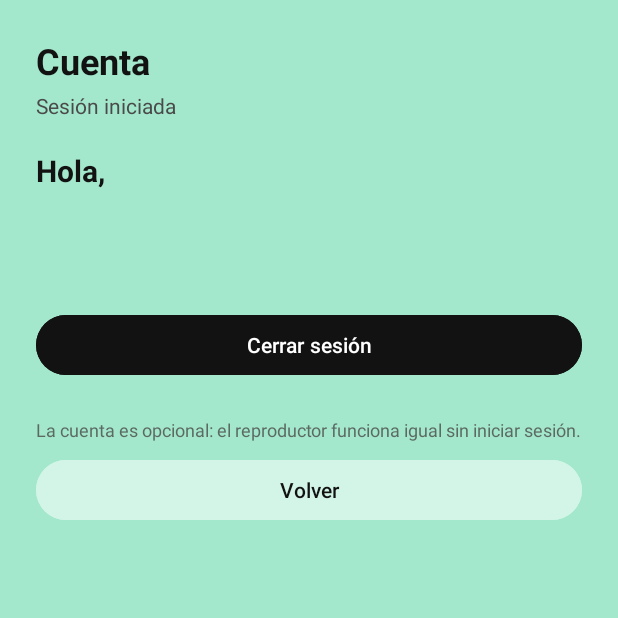
After one commit to Calli2500/App-Movil, an Android app: the AccountActivity screen opened directly, with no data from a screen before it, on a phone screen of 412 x 824 dp, the top half of it. The commit adds this screen. Run offline under Robolectric (Android 15) with nearby library versions, the phone set to English and light mode, and no system bars; our stand-ins replace Firebase (no records; nobody signed in at launch, a user with empty details on screens opened directly); 1 statement that could not run was skipped.

Commit message:
Septimo push, cuentas a fuerzas

```diff
--- a/app/build.gradle.kts
+++ b/app/build.gradle.kts
@@ -1,5 +1,6 @@
 plugins {
     alias(libs.plugins.android.application)
+    alias(libs.plugins.google.services)
 }
 
 android {
@@ -42,4 +43,7 @@ dependencies {
     androidTestImplementation(libs.androidx.junit)
     implementation(libs.androidlame)
     implementation(libs.androidx.media)
+    implementation(platform(libs.firebase.bom))
+    implementation(libs.firebase.auth)
+    implementation(libs.firebase.firestore)
 }
--- a/app/src/main/AndroidManifest.xml
+++ b/app/src/main/AndroidManifest.xml
@@ -74,6 +74,11 @@
             android:name=".FavoritesActivity"
             android:exported="false"
             android:windowSoftInputMode="adjustResize" />
+
+        <activity
+            android:name=".AccountActivity"
+            android:exported="false"
+            android:windowSoftInputMode="adjustResize" />
     </application>
 
 
--- /dev/null
+++ b/app/src/main/java/com/example/cuicatl/AccountActivity.kt
@@ -0,0 +1,208 @@
+package com.example.cuicatl
+
+import android.os.Bundle
+import android.util.Patterns
+import android.view.View
+import android.widget.Button
+import android.widget.LinearLayout
+import android.widget.ProgressBar
+import android.widget.TextView
+import androidx.appcompat.app.AppCompatActivity
+import com.google.android.material.snackbar.Snackbar
+import com.google.android.material.textfield.TextInputEditText
+import com.google.firebase.FirebaseNetworkException
+import com.google.firebase.auth.FirebaseAuth
+import com.google.firebase.auth.FirebaseAuthInvalidCredentialsException
+import com.google.firebase.auth.FirebaseAuthInvalidUserException
+import com.google.firebase.auth.FirebaseAuthUserCollisionException
+import com.google.firebase.firestore.FirebaseFirestore
+
+/**
+ * Cuenta opcional (Lab 10): registro e inicio de sesión con Firebase Authentication
+ * y perfil guardado en Cloud Firestore (colección "Customer", un documento por usuario).
+ */
+class AccountActivity : AppCompatActivity() {
+
+    private val auth by lazy { FirebaseAuth.getInstance() }
+    private val db by lazy { FirebaseFirestore.getInstance() }
+
+    private var modoRegistro = false
+
+    private lateinit var root: View
+    private lateinit var tvSubtitulo: TextView
+    private lateinit var grupoForm: LinearLayout
+    private lateinit var grupoPerfil: LinearLayout
+    private lateinit var grupoSesion: LinearLayout
+    private lateinit var progreso: ProgressBar
+    private lateinit var btnAccion: Button
+    private lateinit var btnAlternar: Button
+
+    private lateinit var etNombre: TextInputEditText
+    private lateinit var etCiudad: TextInputEditText
+    private lateinit var etPais: TextInputEditText
+    private lateinit var etTelefono: TextInputEditText
+    private lateinit var etCorreo: TextInputEditText
+    private lateinit var etClave: TextInputEditText
+
+    private lateinit var tvHola: TextView
+    private lateinit var tvCorreoSesion: TextView
+    private lateinit var tvDetalle: TextView
+
+    override fun onCreate(savedInstanceState: Bundle?) {
+        ThemeHelper.aplicar(this)
+        super.onCreate(savedInstanceState)
+        setContentView(R.layout.activity_account)
+
+        root = findViewById(R.id.content_root_account)
+        root.applySystemBarInsets()
+
+        tvSubtitulo = findViewById(R.id.tvAccountSubtitle)
+        grupoForm = findViewById(R.id.grupoForm)
+        grupoPerfil = findViewById(R.id.grupoPerfil)
+        grupoSesion = findViewById(R.id.grupoSesion)
+        progreso = findViewById(R.id.progresoCuenta)
+        btnAccion = findViewById(R.id.btnAccion)
+        btnAlternar = findViewById(R.id.btnAlternar)
+
+        etNombre = findViewById(R.id.etNombre)
+        etCiudad = findViewById(R.id.etCiudad)
+        etPais = findViewById(R.id.etPais)
+        etTelefono = findViewById(R.id.etTelefono)
+        etCorreo = findViewById(R.id.etCorreo)
+        etClave = findViewById(R.id.etClave)
+
+        tvHola = findViewById(R.id.tvHola)
+        tvCorreoSesion = findViewById(R.id.tvCorreoSesion)
+        tvDetalle = findViewById(R.id.tvDetalle)
+
+        btnAccion.setOnClickListener { if (modoRegistro) registrar() else iniciarSesion() }
+        btnAlternar.setOnClickListener {
+            modoRegistro = !modoRegistro
+            mostrarFormulario()
+        }
+        findViewById<Button>(R.id.btnCerrarSesion).setOnClickListener {
+            auth.signOut()
+            etClave.setText("")
+            modoRegistro = false
+            mostrarFormulario()
+        }
+        findViewById<Button>(R.id.btnVolverCuenta).setOnClickListener { finish() }
+
+        // La sesión de Firebase persiste sola entre aperturas de la app
+        if (auth.currentUser != null) mostrarSesion() else mostrarFormulario()
+    }
+
+    // ---------- Vistas ----------
+
+    private fun mostrarFormulario() {
+        grupoSesion.visibility = View.GONE
+        grupoForm.visibility = View.VISIBLE
+        grupoPerfil.visibility = if (modoRegistro) View.VISIBLE else View.GONE
+        tvSubtitulo.setText(if (modoRegistro) R.string.acct_subtitle_register else R.string.acct_subtitle_login)
+        btnAccion.setText(if (modoRegistro) R.string.acct_btn_register else R.string.acct_btn_login)
+        btnAlternar.setText(if (modoRegistro) R.string.acct_switch_to_login else R.string.acct_switch_to_register)
+        cargando(false)
+    }
+
+    private fun mostrarSesion() {
+        val user = auth.currentUser ?: return mostrarFormulario()
+        grupoForm.visibility = View.GONE
+        grupoSesion.visibility = View.VISIBLE
+        tvSubtitulo.setText(R.string.acct_subtitle_session)
+        tvHola.text = getString(R.string.acct_hello, user.email ?: "")
+        tvCorreoSesion.text = user.email ?: ""
+        tvDetalle.text = ""
+
+        // Lectura del perfil guardado en Firestore (documento con el UID del usuario)
+        db.collection(COLECCION).document(user.uid).get()
+            .addOnSuccessListener { doc ->
+                if (doc.exists()) {
+                    val nombre = doc.getString("Name").orEmpty()
+                    if (nombre.isNotBlank()) tvHola.text = getString(R.string.acct_hello, nombre)
+                    if (nombre.isNotBlank() && user.displayName != nombre) {
+                        user.updateProfile(
+                            com.google.firebase.auth.UserProfileChangeRequest.Builder()
+                                .setDisplayName(nombre)
+                                .build()
+                        )
+                    }
+                    tvDetalle.text = listOf(
+                        doc.getString("City").orEmpty(),
+                        doc.getString("Country").orEmpty(),
+                        doc.getString("Phone Number").orEmpty()
+                    ).filter { it.isNotBlank() }.joinToString("\n")
+                }
+            }
+            .addOnFailureListener { aviso(R.string.acct_err_generic) }
+    }
+
+    private fun cargando(si: Boolean) {
+        progreso.visibility = if (si) View.VISIBLE else View.GONE
+        btnAccion.isEnabled = !si
+        btnAlternar.isEnabled = !si
+    }
+
+    // ---------- Acciones ----------
+
+    private fun correoClave(): Pair<String, String>? {
+        val correo = etCorreo.text?.toString().orEmpty().trim()
+        val clave = etClave.text?.toString().orEmpty()
+        if (!Patterns.EMAIL_ADDRESS.matcher(correo).matches()) { aviso(R.string.acct_err_email); return null }
+        if (clave.length < 6) { aviso(R.string.acct_err_password); return null }
+        return correo to clave
+    }
+
+    private fun iniciarSesion() {
+        val (correo, clave) = correoClave() ?: return
+        cargando(true)
+        auth.signInWithEmailAndPassword(correo, clave)
+            .addOnCompleteListener(this) { task ->
+                if (task.isSuccessful) mostrarSesion() else { cargando(false); avisoError(task.exception) }
+            }
+    }
+
+    private fun registrar() {
+        val nombre = etNombre.text?.toString().orEmpty().trim()
+        if (nombre.isEmpty()) { aviso(R.string.acct_err_name); return }
+        val (correo, clave) = correoClave() ?: return
+        cargando(true)
+        auth.createUserWithEmailAndPassword(correo, clave)
+            .addOnCompleteListener(this) { task ->
+                val uid = auth.currentUser?.uid
+                if (!task.isSuccessful || uid == null) {
+                    cargando(false); avisoError(task.exception); return@addOnCompleteListener
+                }
+                auth.currentUser?.updateProfile(
+                    com.google.firebase.auth.UserProfileChangeRequest.Builder()
+                        .setDisplayName(nombre)
+                        .build()
+                )
+                val perfil = hashMapOf(
+                    "Name" to nombre,
+                    "City" to etCiudad.text?.toString().orEmpty().trim(),
+                    "Country" to etPais.text?.toString().orEmpty().trim(),
+                    "Phone Number" to etTelefono.text?.toString().orEmpty().trim()
+                )
+                // La contraseña NUNCA se guarda en Firestore: solo la maneja Firebase Authentication
+                db.collection(COLECCION).document(uid).set(perfil)
+                    .addOnSuccessListener { modoRegistro = false; mostrarSesion() }
+                    .addOnFailureListener { aviso(R.string.acct_err_profile); modoRegistro = false; mostrarSesion() }
+            }
+    }
+
+    private fun aviso(res: Int) = Snackbar.make(root, res, Snackbar.LENGTH_LONG).show()
+
+    private fun avisoError(e: Exception?) = aviso(
+        when (e) {
+            is FirebaseAuthInvalidCredentialsException,
+            is FirebaseAuthInvalidUserException -> R.string.acct_err_credentials
+            is FirebaseAuthUserCollisionException -> R.string.acct_err_exists
+            is FirebaseNetworkException -> R.string.acct_err_network
+            else -> R.string.acct_err_generic
+        }
+    )
+
+    companion object {
+        private const val COLECCION = "Customer"
+    }
+}
--- a/app/src/main/java/com/example/cuicatl/DownloadActivity.kt
+++ b/app/src/main/java/com/example/cuicatl/DownloadActivity.kt
@@ -47,6 +47,7 @@ class DownloadActivity : AppCompatActivity() {
         // Menú lateral
         val drawerLayout = findViewById<DrawerLayout>(R.id.drawerLayoutDownload)
         val navView = findViewById<NavigationView>(R.id.nav_view_download)
+        DrawerHeader.enlazar(drawerLayout, navView)
         findViewById<ImageView>(R.id.btnMenu).setOnClickListener {
             drawerLayout.openDrawer(GravityCompat.START)
         }
--- a/app/src/main/java/com/example/cuicatl/FavoritesActivity.kt
+++ b/app/src/main/java/com/example/cuicatl/FavoritesActivity.kt
@@ -95,6 +95,7 @@ class FavoritesActivity : AppCompatActivity() {
                     startActivity(Intent(this, PlayerActivity::class.java))
                     finish()
                 }
+                R.id.nav_cuenta -> startActivity(Intent(this, AccountActivity::class.java))
                 R.id.nav_tema -> ThemeHelper.mostrarDialogo(this)
                 R.id.nav_acerca -> startActivity(Intent(this, AboutActivity::class.java))
             }
--- a/app/src/main/java/com/example/cuicatl/MainActivity.kt
+++ b/app/src/main/java/com/example/cuicatl/MainActivity.kt
@@ -148,6 +148,7 @@ class MainActivity : AppCompatActivity(), LibraryHost {
         // Menú lateral
         val drawerLayout = findViewById<DrawerLayout>(R.id.drawer_layout)
         val navView = findViewById<NavigationView>(R.id.nav_view)
+        DrawerHeader.enlazar(drawerLayout, navView)
         val btnMenu = findViewById<ImageView>(R.id.btnMenu)
 
         btnMenu.setOnClickListener { drawerLayout.openDrawer(GravityCompat.START) }
@@ -171,6 +172,7 @@ class MainActivity : AppCompatActivity(), LibraryHost {
                     startActivity(Intent(this, PlayerActivity::class.java))
                     drawerLayout.closeDrawer(GravityCompat.START)
                 }
+                R.id.nav_cuenta -> startActivity(Intent(this, AccountActivity::class.java))
                 R.id.nav_tema -> ThemeHelper.mostrarDialogo(this)
                 R.id.nav_acerca -> startActivity(Intent(this, AboutActivity::class.java))
             }
--- a/app/src/main/java/com/example/cuicatl/PlayerActivity.kt
+++ b/app/src/main/java/com/example/cuicatl/PlayerActivity.kt
@@ -208,6 +208,7 @@ class PlayerActivity : AppCompatActivity() {
         // Menú lateral (bloqueado: choca con el gesto de cerrar)
         val drawerLayout = findViewById<DrawerLayout>(R.id.drawerLayoutPlayer)
         val navView = findViewById<NavigationView>(R.id.nav_view_player)
+        DrawerHeader.enlazar(drawerLayout, navView)
         drawerLayout.setDrawerLockMode(DrawerLayout.LOCK_MODE_LOCKED_CLOSED)
 
         navView.setNavigationItemSelectedListener { menuItem ->
@@ -230,6 +231,7 @@ class PlayerActivity : AppCompatActivity() {
                     startActivity(Intent(this, DownloadActivity::class.java))
                     finish()
                 }
+                R.id.nav_cuenta -> startActivity(Intent(this, AccountActivity::class.java))
                 R.id.nav_tema -> ThemeHelper.mostrarDialogo(this)
                 R.id.nav_acerca -> startActivity(Intent(this, AboutActivity::class.java))
             }
--- /dev/null
+++ b/app/src/main/res/layout/activity_account.xml
@@ -0,0 +1,230 @@
+<?xml version="1.0" encoding="utf-8"?>
+<ScrollView xmlns:android="http://schemas.android.com/apk/res/android"
+    xmlns:app="http://schemas.android.com/apk/res-auto"
+    android:id="@+id/content_root_account"
+    android:layout_width="match_parent"
+    android:layout_height="match_parent"
+    android:background="@color/bg_mint"
+    android:clipToPadding="false"
+    android:fillViewport="true">
+
+    <LinearLayout
+        android:layout_width="match_parent"
+        android:layout_height="wrap_content"
+        android:orientation="vertical"
+        android:padding="24dp">
+
+        <TextView
+            android:layout_width="match_parent"
+            android:layout_height="wrap_content"
+            android:text="@string/acct_title"
+            android:textColor="@color/text_dark"
+            android:textSize="24sp"
+            android:textStyle="bold" />
+
+        <TextView
+            android:id="@+id/tvAccountSubtitle"
+            android:layout_width="match_parent"
+            android:layout_height="wrap_content"
+            android:layout_marginTop="4dp"
+            android:textColor="@color/text_secondary" />
+
+        <ProgressBar
+            android:id="@+id/progresoCuenta"
+            style="?android:attr/progressBarStyleHorizontal"
+            android:layout_width="match_parent"
+            android:layout_height="wrap_content"
+            android:layout_marginTop="12dp"
+            android:indeterminate="true"
+            android:visibility="gone" />
+
+        <!-- Formulario (login / registro) -->
+        <LinearLayout
+            android:id="@+id/grupoForm"
+            android:layout_width="match_parent"
+            android:layout_height="wrap_content"
+            android:layout_marginTop="20dp"
+            android:orientation="vertical">
+
+            <LinearLayout
+                android:id="@+id/grupoPerfil"
+                android:layout_width="match_parent"
+                android:layout_height="wrap_content"
+                android:orientation="vertical"
+                android:visibility="gone">
+
+                <com.google.android.material.textfield.TextInputLayout
+                    android:layout_width="match_parent"
+                    android:layout_height="wrap_content"
+                    android:hint="@string/acct_hint_name">
+
+                    <com.google.android.material.textfield.TextInputEditText
+                        android:id="@+id/etNombre"
+                        android:layout_width="match_parent"
+                        android:layout_height="wrap_content"
+                        android:importantForAutofill="no"
+                        android:inputType="textPersonName|textCapWords"
+                        android:maxLines="1"
+                        android:textColor="@color/text_dark" />
+                </com.google.android.material.textfield.TextInputLayout>
+
+                <com.google.android.material.textfield.TextInputLayout
+                    android:layout_width="match_parent"
+                    android:layout_height="wrap_content"
+                    android:layout_marginTop="12dp"
+                    android:hint="@string/acct_hint_city">
+
+                    <com.google.android.material.textfield.TextInputEditText
+                        android:id="@+id/etCiudad"
+                        android:layout_width="match_parent"
+                        android:layout_height="wrap_content"
+                        android:importantForAutofill="no"
+                        android:inputType="textCapWords"
+                        android:maxLines="1"
+                        android:textColor="@color/text_dark" />
+                </com.google.android.material.textfield.TextInputLayout>
+
+                <com.google.android.material.textfield.TextInputLayout
+                    android:layout_width="match_parent"
+                    android:layout_height="wrap_content"
+                    android:layout_marginTop="12dp"
+                    android:hint="@string/acct_hint_country">
+
+                    <com.google.android.material.textfield.TextInputEditText
+                        android:id="@+id/etPais"
+                        android:layout_width="match_parent"
+                        android:layout_height="wrap_content"
+                        android:importantForAutofill="no"
+                        android:inputType="textCapWords"
+                        android:maxLines="1"
+                        android:textColor="@color/text_dark" />
+                </com.google.android.material.textfield.TextInputLayout>
+
+                <com.google.android.material.textfield.TextInputLayout
+                    android:layout_width="match_parent"
+                    android:layout_height="wrap_content"
+                    android:layout_marginTop="12dp"
+                    android:hint="@string/acct_hint_phone">
+
+                    <com.google.android.material.textfield.TextInputEditText
+                        android:id="@+id/etTelefono"
+                        android:layout_width="match_parent"
+                        android:layout_height="wrap_content"
+                        android:importantForAutofill="no"
+                        android:inputType="phone"
+                        android:maxLines="1"
+                        android:textColor="@color/text_dark" />
+                </com.google.android.material.textfield.TextInputLayout>
+            </LinearLayout>
+
+            <com.google.android.material.textfield.TextInputLayout
+                android:layout_width="match_parent"
+                android:layout_height="wrap_content"
+                android:layout_marginTop="12dp"
+                android:hint="@string/acct_hint_email">
+
+                <com.google.android.material.textfield.TextInputEditText
+                    android:id="@+id/etCorreo"
+                    android:layout_width="match_parent"
+                    android:layout_height="wrap_content"
+                    android:importantForAutofill="no"
+                    android:inputType="textEmailAddress"
+                    android:maxLines="1"
+                    android:textColor="@color/text_dark" />
+            </com.google.android.material.textfield.TextInputLayout>
+
+            <com.google.android.material.textfield.TextInputLayout
+                android:layout_width="match_parent"
+                android:layout_height="wrap_content"
+                android:layout_marginTop="12dp"
+                android:hint="@string/acct_hint_password"
+                app:endIconMode="password_toggle">
+
+                <com.google.android.material.textfield.TextInputEditText
+                    android:id="@+id/etClave"
+                    android:layout_width="match_parent"
+                    android:layout_height="wrap_content"
+                    android:importantForAutofill="no"
+                    android:inputType="textPassword"
+                    android:maxLines="1"
+                    android:textColor="@color/text_dark" />
+            </com.google.android.material.textfield.TextInputLayout>
+
+            <Button
+                android:id="@+id/btnAccion"
+                android:layout_width="match_parent"
+                android:layout_height="wrap_content"
+                android:layout_marginTop="24dp"
+                android:backgroundTint="@color/accent"
+                android:textColor="@color/on_accent" />
+
+            <Button
+                android:id="@+id/btnAlternar"
+                android:layout_width="match_parent"
+                android:layout_height="wrap_content"
+                android:layout_marginTop="8dp"
+                android:backgroundTint="@color/chip_bg"
+                android:textColor="@color/text_dark" />
+        </LinearLayout>
+
+        <!-- Sesión iniciada -->
+        <LinearLayout
+            android:id="@+id/grupoSesion"
+            android:layout_width="match_parent"
+            android:layout_height="wrap_content"
+            android:layout_marginTop="20dp"
+            android:orientation="vertical"
+            android:visibility="gone">
+
+            <TextView
+                android:id="@+id/tvHola"
+                android:layout_width="match_parent"
+                android:layout_height="wrap_content"
+                android:textColor="@color/text_dark"
+                android:textSize="20sp"
+                android:textStyle="bold" />
+
+            <TextView
+                android:id="@+id/tvCorreoSesion"
+                android:layout_width="match_parent"
+                android:layout_height="wrap_content"
+                android:layout_marginTop="4dp"
+                android:textColor="@color/text_secondary" />
+
+            <TextView
+                android:id="@+id/tvDetalle"
+                android:layout_width="match_parent"
+                android:layout_height="wrap_content"
+                android:layout_marginTop="12dp"
+                android:lineSpacingExtra="4dp"
+                android:textColor="@color/text_dark" />
+
+            <Button
+                android:id="@+id/btnCerrarSesion"
+                android:layout_width="match_parent"
+                android:layout_height="wrap_content"
+                android:layout_marginTop="24dp"
+                android:backgroundTint="@color/accent"
+                android:text="@string/acct_btn_logout"
+                android:textColor="@color/on_accent" />
+        </LinearLayout>
+
+        <TextView
+            android:layout_width="match_parent"
+            android:layout_height="wrap_content"
+            android:layout_marginTop="24dp"
+            android:alpha="0.8"
+            android:text="@string/acct_optional_note"
+            android:textColor="@color/text_secondary"
+            android:textSize="12sp" />
+
+        <Button
+            android:id="@+id/btnVolverCuenta"
+            android:layout_width="match_parent"
+            android:layout_height="wrap_content"
+            android:layout_marginTop="8dp"
+            android:backgroundTint="@color/chip_bg"
+            android:text="@string/acct_back"
+            android:textColor="@color/text_dark" />
+    </LinearLayout>
+</ScrollView>
--- a/app/src/main/res/menu/menu_opciones.xml
+++ b/app/src/main/res/menu/menu_opciones.xml
@@ -35,6 +35,10 @@
                 android:icon="@android:drawable/ic_media_play"
                 android:title="@string/menu_reproductor" />
             <item
+                android:id="@+id/nav_cuenta"
+                android:icon="@android:drawable/ic_menu_myplaces"
+                android:title="@string/menu_cuenta" />
+            <item
                 android:id="@+id/nav_tema"
                 android:icon="@android:drawable/ic_menu_view"
                 android:title="@string/menu_tema" />
--- a/app/src/main/res/values/strings.xml
+++ b/app/src/main/res/values/strings.xml
@@ -186,4 +186,32 @@
     <string name="search_error">No se pudo cargar</string>
 
     <string name="menu_playlists">Playlists</string>
+
+    <string name="menu_cuenta">Cuenta</string>
+    <string name="acct_title">Cuenta</string>
+    <string name="acct_subtitle_login">Inicia sesión para ver tu perfil</string>
+    <string name="acct_subtitle_register">Crea tu cuenta</string>
+    <string name="acct_subtitle_session">Sesión iniciada</string>
+    <string name="acct_hint_name">Nombre completo</string>
+    <string name="acct_hint_city">Ciudad</string>
+    <string name="acct_hint_country">País</string>
+    <string name="acct_hint_phone">Teléfono</string>
+    <string name="acct_hint_email">Correo electrónico</string>
+    <string name="acct_hint_password">Contraseña (mínimo 6 caracteres)</string>
+    <string name="acct_btn_login">Iniciar sesión</string>
+    <string name="acct_btn_register">Crear cuenta</string>
+    <string name="acct_btn_logout">Cerrar sesión</string>
+    <string name="acct_switch_to_register">¿No tienes cuenta? Crear una</string>
+    <string name="acct_switch_to_login">¿Ya tienes cuenta? Iniciar sesión</string>
+    <string name="acct_hello">Hola, %1$s</string>
+    <string name="acct_optional_note">La cuenta es opcional: el reproductor funciona igual sin iniciar sesión.</string>
+    <string name="acct_back">Volver</string>
+    <string name="acct_err_name">Escribe tu nombre.</string>
+    <string name="acct_err_email">Escribe un correo válido.</string>
+    <string name="acct_err_password">La contraseña debe tener al menos 6 caracteres.</string>
+    <string name="acct_err_credentials">Correo o contraseña incorrectos.</string>
+    <string name="acct_err_exists">Ya existe una cuenta con ese correo.</string>
+    <string name="acct_err_network">Sin conexión. Revisa tu internet.</string>
+    <string name="acct_err_generic">Ocurrió un error. Inténtalo de nuevo.</string>
+    <string name="acct_err_profile">La cuenta se creó, pero no se pudo guardar el perfil.</string>
 </resources>
--- a/build.gradle.kts
+++ b/build.gradle.kts
@@ -1,4 +1,5 @@
 // Top-level build file where you can add configuration options common to all sub-projects/modules.
 plugins {
     alias(libs.plugins.android.application) apply false
+    alias(libs.plugins.google.services) apply false
 }
```
Also changed, not shown: app/src/main/java/com/example/cuicatl/DrawerHeader.kt (added, +44 -0 lines), app/src/main/res/layout/nav_header.xml (+11 -1 lines), gradle/libs.versions.toml (+7 -0 lines).
